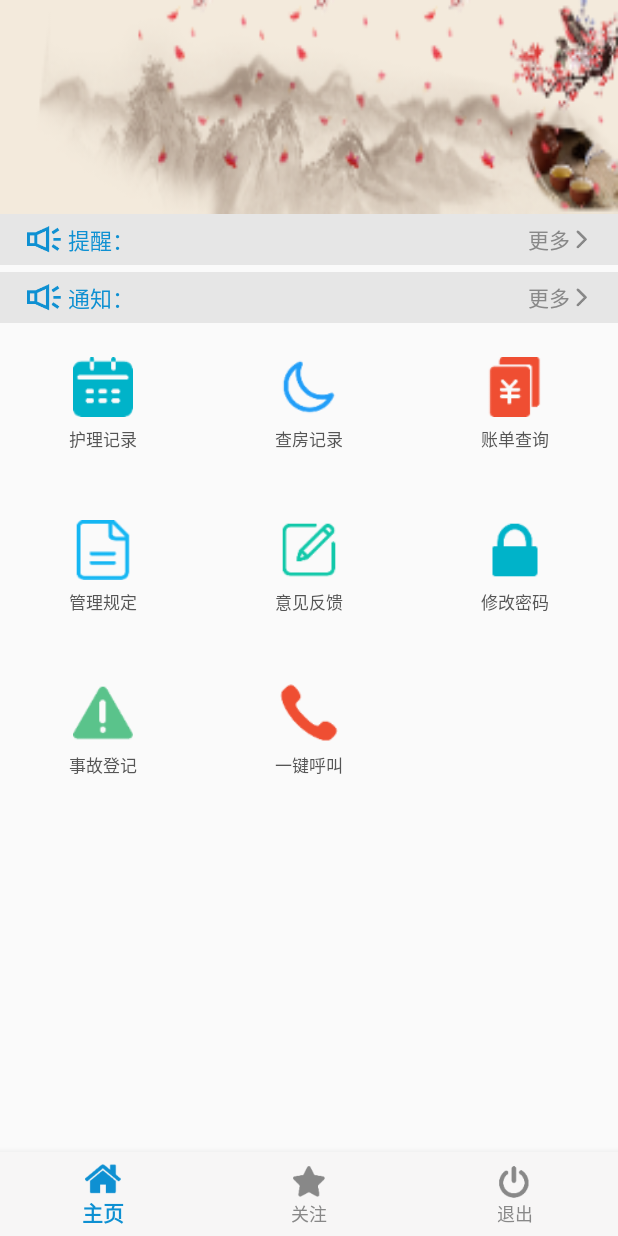
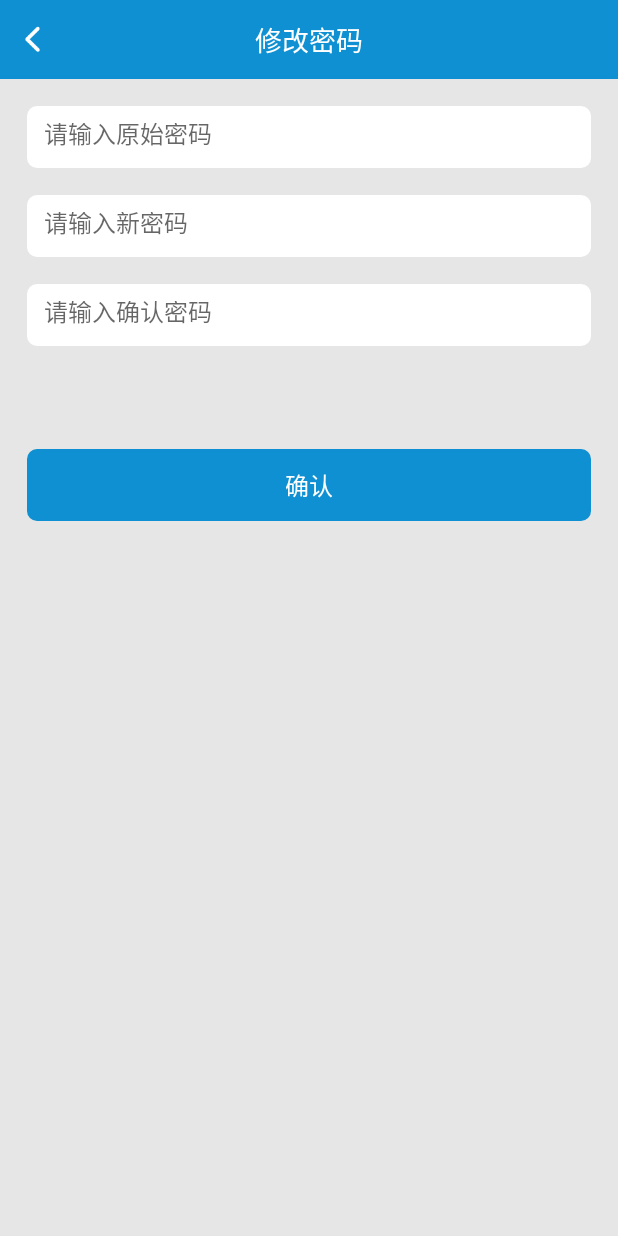
Before and after one commit to evan-liu02/yyk, an Android app: the MainActivity screen opened directly, with no data from a screen before it, after a tap on "修改密码", on a phone screen of 412 x 824 dp. Run offline under Robolectric (Android 15) with nearby library versions, the phone set to English and light mode, and no system bars; our stand-ins replace RxJava; network calls fail; 2 other taps on this screen came first.

Commit message:
加入管理规定及修改密码功能。

```diff
--- a/app/src/main/AndroidManifest.xml
+++ b/app/src/main/AndroidManifest.xml
@@ -28,6 +28,12 @@
         <activity
             android:name=".activity.FeedbackActivity"
             android:screenOrientation="portrait" />
+        <activity
+            android:name=".activity.PasswordActivity"
+            android:screenOrientation="portrait" />
+        <activity
+            android:name=".activity.RulesActivity"
+            android:screenOrientation="portrait" />
     </application>
 
 </manifest>
--- a/app/src/main/java/com/anju/yyk/client/activity/BaseActivity.java
+++ b/app/src/main/java/com/anju/yyk/client/activity/BaseActivity.java
@@ -32,7 +32,7 @@ public class BaseActivity extends AppCompatActivity {
         activity.getWindow().addFlags(WindowManager.LayoutParams.FLAG_LAYOUT_NO_LIMITS);
     }
 
-    protected void showToast(String msg) {
+    public void showToast(String msg) {
         Toast.makeText(this, msg, Toast.LENGTH_SHORT).show();
     }
 }
--- a/app/src/main/java/com/anju/yyk/client/activity/MainActivity.java
+++ b/app/src/main/java/com/anju/yyk/client/activity/MainActivity.java
@@ -80,7 +80,7 @@ public class MainActivity extends BaseActivity implements BottomNavigationView.O
         switch (item.getItemId()) {
             case R.id.logout:
                 logout();
-                return true;
+                return false;
             case R.id.home:
                 changeFrag(FRAGMENTS[0]);
                 return true;
--- /dev/null
+++ b/app/src/main/java/com/anju/yyk/client/activity/PasswordActivity.java
@@ -0,0 +1,109 @@
+package com.anju.yyk.client.activity;
+
+import android.os.Bundle;
+import android.text.TextUtils;
+import android.view.View;
+import android.widget.EditText;
+import android.widget.TextView;
+
+import androidx.annotation.Nullable;
+
+import com.anju.yyk.client.R;
+import com.anju.yyk.client.data.PasswordRsp;
+import com.anju.yyk.client.http.RetrofitHelper;
+import com.anju.yyk.client.util.AppHelper;
+import com.anju.yyk.client.util.SPUtils;
+
+import io.reactivex.Observer;
+import io.reactivex.disposables.Disposable;
+
+public class PasswordActivity extends BaseActivity implements View.OnClickListener {
+    private EditText oldPwdEt;
+    private EditText newPwdEt;
+    private EditText confirmPwdEt;
+
+    @Override
+    protected void onCreate(@Nullable Bundle savedInstanceState) {
+        super.onCreate(savedInstanceState);
+        setContentView(R.layout.activity_password);
+        initViews();
+    }
+
+    private void initViews() {
+        TextView title = findViewById(R.id.title);
+        title.setText("修改密码");
+
+        oldPwdEt = findViewById(R.id.old_pwd_et);
+        newPwdEt = findViewById(R.id.new_pwd_et);
+        confirmPwdEt = findViewById(R.id.confirm_pwd_et);
+
+        findViewById(R.id.back).setOnClickListener(this);
+        findViewById(R.id.confirm).setOnClickListener(this);
+    }
+
+    @Override
+    public void onClick(View view) {
+        switch (view.getId()) {
+            case R.id.back:
+                finish();
+                break;
+            case R.id.confirm:
+                confirm();
+                break;
+            default:
+                break;
+        }
+    }
+
+    private void confirm() {
+        String oldPassword = oldPwdEt.getText().toString();
+        String newPassword = newPwdEt.getText().toString();
+        String confirmPassword = confirmPwdEt.getText().toString();
+
+        if (TextUtils.isEmpty(oldPassword)) {
+            showToast("请输入原始密码");
+            return;
+        }
+        if (TextUtils.isEmpty(newPassword)) {
+            showToast("请输入新密码");
+            return;
+        }
+        if (TextUtils.isEmpty(confirmPassword)) {
+            showToast("请输入确认密码");
+            return;
+        }
+        if (!TextUtils.equals(newPassword, confirmPassword)) {
+            showToast("新密码与确认密码不一致");
+            return;
+        }
+
+        RetrofitHelper.getInstance().editPwd(new Observer<PasswordRsp>() {
+            @Override
+            public void onSubscribe(Disposable d) {
+
+            }
+
+            @Override
+            public void onNext(PasswordRsp passwordRsp) {
+                int status = passwordRsp.getStatus();
+                if (status == 0) {
+                    SPUtils.remove("password");
+                    setResult(RESULT_OK);
+                    finish();
+                } else if (status == 1) {
+                    showToast(passwordRsp.getMsg());
+                }
+            }
+
+            @Override
+            public void onError(Throwable e) {
+                showToast("密码修改失败！");
+            }
+
+            @Override
+            public void onComplete() {
+
+            }
+        }, oldPassword, newPassword, confirmPassword, AppHelper.userId);
+    }
+}
--- a/app/src/main/java/com/anju/yyk/client/http/ApiService.java
+++ b/app/src/main/java/com/anju/yyk/client/http/ApiService.java
@@ -4,6 +4,7 @@ import com.anju.yyk.client.data.ElderInfoRsp;
 import com.anju.yyk.client.data.FeedbackRsp;
 import com.anju.yyk.client.data.LoginRsp;
 import com.anju.yyk.client.data.NoticeRsp;
+import com.anju.yyk.client.data.PasswordRsp;
 import com.anju.yyk.client.data.TipsRsp;
 
 import io.reactivex.Observable;
@@ -28,4 +29,11 @@ public interface ApiService {
 
     @POST(PATH)
     Observable<FeedbackRsp> feedback(@Query("action") String action, @Query("content") String content, @Query("jiashu_id") String id);
+
+    @POST(PATH)
+    Observable<PasswordRsp> editPwd(@Query("action") String action, @Query("oldpassword") String oldPassword,
+                                    @Query("password") String password, @Query("cpassword") String cPassword, @Query("jiashu_id") String id);
+
+    @POST(PATH)
+    Observable<NoticeRsp> getRules(@Query("action") String action, @Query("channel_id") String channelId, @Query("category_id") String categoryId);
 }
--- a/app/src/main/java/com/anju/yyk/client/util/SPUtils.java
+++ b/app/src/main/java/com/anju/yyk/client/util/SPUtils.java
@@ -34,6 +34,10 @@ public class SPUtils {
         return sp.getBoolean(key, defaultValue);
     }
 
+    public static void remove(String key) {
+        sp.edit().remove(key).apply();
+    }
+
     public static void clear() {
         sp.edit().clear().apply();
     }
--- /dev/null
+++ b/app/src/main/res/layout/activity_password.xml
@@ -0,0 +1,76 @@
+<?xml version="1.0" encoding="utf-8"?>
+<androidx.constraintlayout.widget.ConstraintLayout xmlns:android="http://schemas.android.com/apk/res/android"
+    xmlns:app="http://schemas.android.com/apk/res-auto"
+    android:layout_width="match_parent"
+    android:layout_height="match_parent"
+    android:background="#e6e6e6">
+
+    <include
+        android:id="@+id/header"
+        layout="@layout/layout_header" />
+
+    <EditText
+        android:id="@+id/old_pwd_et"
+        android:layout_width="match_parent"
+        android:layout_height="@dimen/dp_36"
+        android:layout_marginLeft="@dimen/dp_16"
+        android:layout_marginTop="@dimen/dp_16"
+        android:layout_marginRight="@dimen/dp_16"
+        android:background="@drawable/feedback_input_bg"
+        android:hint="请输入原始密码"
+        android:inputType="textPassword"
+        android:padding="@dimen/dp_10"
+        android:textSize="@dimen/sp_14"
+        app:layout_constraintLeft_toLeftOf="parent"
+        app:layout_constraintRight_toRightOf="parent"
+        app:layout_constraintTop_toBottomOf="@id/header" />
+
+    <EditText
+        android:id="@+id/new_pwd_et"
+        android:layout_width="match_parent"
+        android:layout_height="@dimen/dp_36"
+        android:layout_marginLeft="@dimen/dp_16"
+        android:layout_marginTop="@dimen/dp_16"
+        android:layout_marginRight="@dimen/dp_16"
+        android:background="@drawable/feedback_input_bg"
+        android:hint="请输入新密码"
+        android:inputType="textPassword"
+        android:padding="@dimen/dp_10"
+        android:textSize="@dimen/sp_14"
+        app:layout_constraintLeft_toLeftOf="parent"
+        app:layout_constraintRight_toRightOf="parent"
+        app:layout_constraintTop_toBottomOf="@id/old_pwd_et" />
+
+    <EditText
+        android:id="@+id/confirm_pwd_et"
+        android:layout_width="match_parent"
+        android:layout_height="@dimen/dp_36"
+        android:layout_marginLeft="@dimen/dp_16"
+        android:layout_marginTop="@dimen/dp_16"
+        android:layout_marginRight="@dimen/dp_16"
+        android:background="@drawable/feedback_input_bg"
+        android:hint="请输入确认密码"
+        android:inputType="textPassword"
+        android:padding="@dimen/dp_10"
+        android:textSize="@dimen/sp_14"
+        app:layout_constraintLeft_toLeftOf="parent"
+        app:layout_constraintRight_toRightOf="parent"
+        app:layout_constraintTop_toBottomOf="@id/new_pwd_et" />
+
+    <Button
+        android:id="@+id/confirm"
+        style="@style/Widget.AppCompat.Button.Borderless"
+        android:layout_width="match_parent"
+        android:layout_height="wrap_content"
+        android:layout_marginLeft="@dimen/dp_16"
+        android:layout_marginTop="@dimen/dp_60"
+        android:layout_marginRight="@dimen/dp_16"
+        android:background="@drawable/submit_btn_bg"
+        android:text="确认"
+        android:textColor="@color/common_white"
+        android:textSize="@dimen/sp_14"
+        app:layout_constraintLeft_toLeftOf="parent"
+        app:layout_constraintRight_toRightOf="parent"
+        app:layout_constraintTop_toBottomOf="@id/confirm_pwd_et" />
+
+</androidx.constraintlayout.widget.ConstraintLayout>
```
Also changed, not shown: app/src/main/java/com/anju/yyk/client/activity/FeedbackActivity.java (+4 -3 lines), app/src/main/java/com/anju/yyk/client/activity/RulesActivity.java (added, +92 -0 lines), app/src/main/java/com/anju/yyk/client/adapter/RulesAdapter.java (added, +40 -0 lines), app/src/main/java/com/anju/yyk/client/data/PasswordRsp.java (added, +33 -0 lines), app/src/main/java/com/anju/yyk/client/fragment/MainFragment.java (+24 -1 lines), app/src/main/java/com/anju/yyk/client/http/RetrofitHelper.java (+17 -0 lines), app/src/main/res/layout/activity_rules.xml (added, +20 -0 lines), app/src/main/res/layout/layout_rules_item.xml (added, +30 -0 lines).
